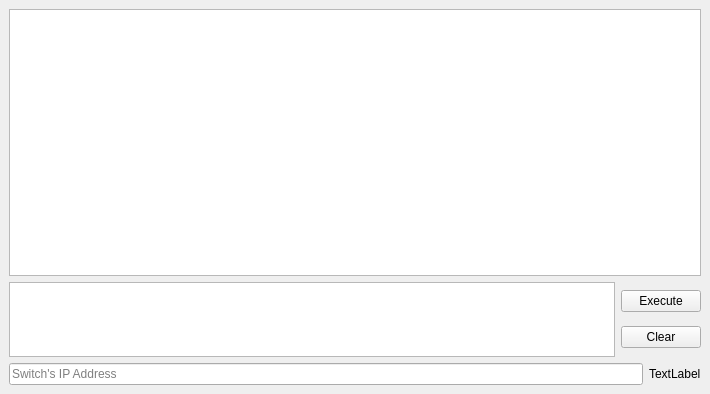
The window that ui_files/console_window.ui (henriquegemignani/remote-dread-lua-console) describes before a commit, drawn with Qt 5.
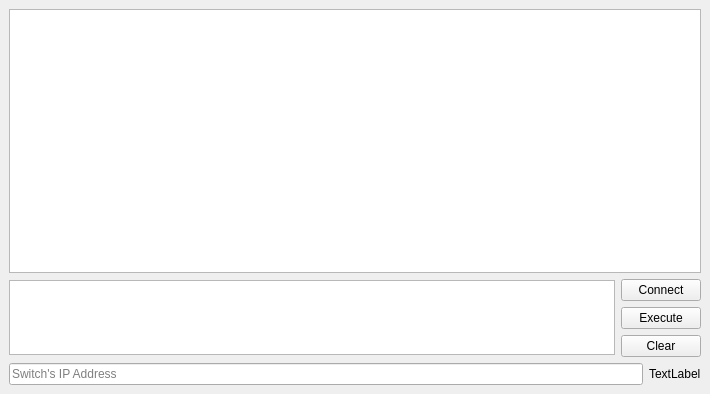
The same window after the commit.

Diff of the .ui file:
```diff
--- a/ui_files/console_window.ui
+++ b/ui_files/console_window.ui
@@ -36,6 +36,13 @@
       </item>
       <item>
        <layout class="QVBoxLayout" name="verticalLayout">
+        <item>
+         <widget class="QPushButton" name="connect_button">
+          <property name="text">
+           <string>Connect</string>
+          </property>
+         </widget>
+        </item>
         <item>
          <widget class="QPushButton" name="execute_button">
           <property name="text">
```
